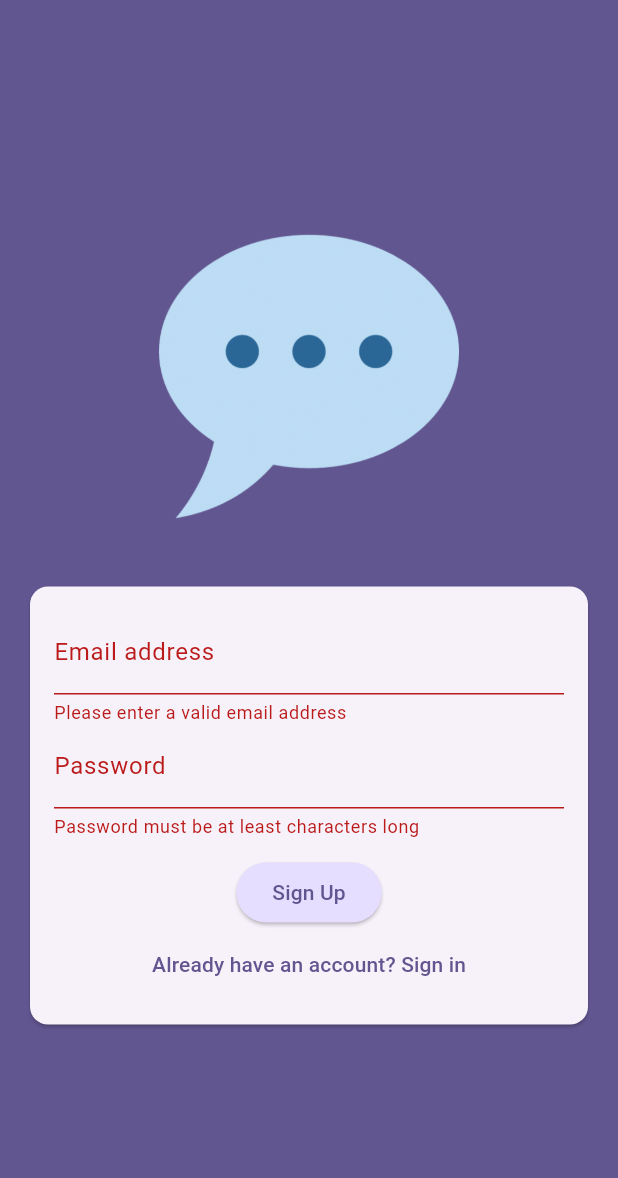
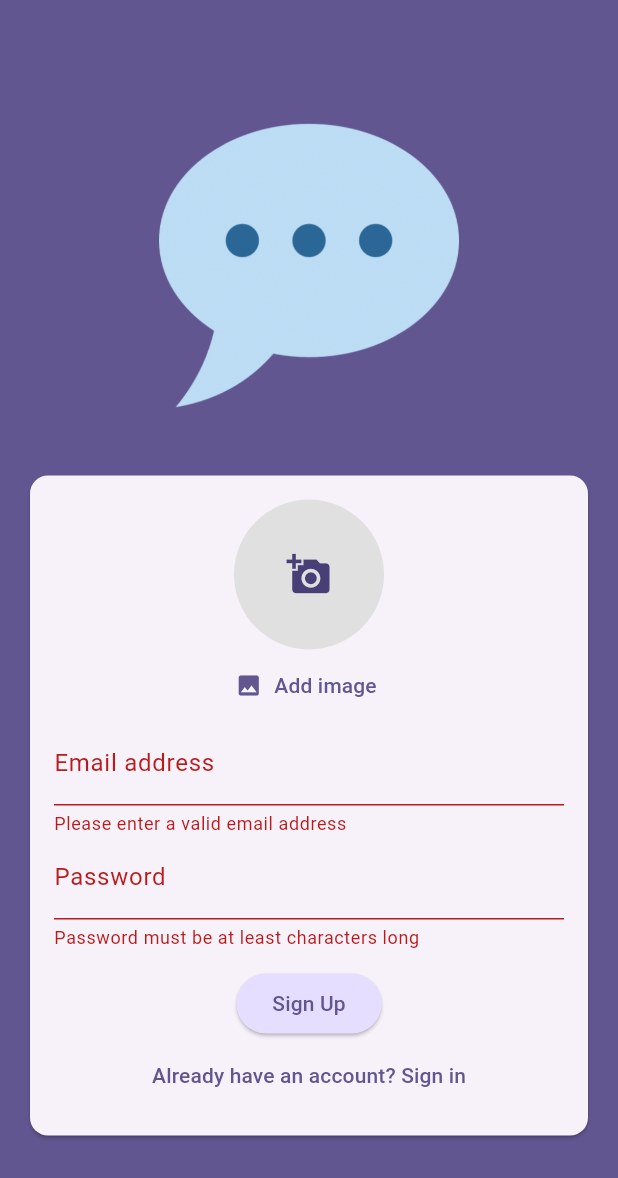
Before and after one commit to Trykea/chat_App, a Flutter app: the screen it shows after launch, after a tap on "Log in", after a tap on "Create an account", on a phone screen of 412 x 824 dp. Shown: the top 1178 px of the screen. Run offline on Flutter 3.47's test engine with Material 3 defaults, Android fonts, the phone set to English and light mode, and no system bars; our stand-ins replace firebase_auth, firebase_core, image_picker; accounts and stored records are empty.

Commit message:
added image picker when user sign up

```diff
--- a/lib/screens/auth.dart
+++ b/lib/screens/auth.dart
@@ -1,3 +1,4 @@
+import 'package:chat_app/widgets/user_image_picker.dart';
 import 'package:flutter/material.dart';
 import 'package:firebase_auth/firebase_auth.dart';
 
@@ -31,12 +32,10 @@ class _AuthScreenState extends State<AuthScreen> {
         final userCredentials = await _firebase.createUserWithEmailAndPassword(
             email: enteredEmail, password: enteredPassword);
         print(userCredentials);
-
       }
       ScaffoldMessenger.of(context).clearSnackBars();
-      ScaffoldMessenger.of(context).showSnackBar(
-          const SnackBar(content:Text( 'Success')));
-
+      ScaffoldMessenger.of(context)
+          .showSnackBar(const SnackBar(content: Text('Success')));
     } on FirebaseAuthException catch (error) {
       if (error.code == 'email-already-in-use') {
         // we can return message as we want
@@ -76,6 +75,7 @@ class _AuthScreenState extends State<AuthScreen> {
                         child: Column(
                           mainAxisSize: MainAxisSize.min,
                           children: [
+                            if (!_isLogin) UserImagePicker(),
                             TextFormField(
                               decoration: const InputDecoration(
                                 labelText: 'Email address',
--- /dev/null
+++ b/lib/widgets/user_image_picker.dart
@@ -0,0 +1,57 @@
+import 'dart:io';
+
+import 'package:flutter/material.dart';
+import 'package:image_picker/image_picker.dart';
+
+class UserImagePicker extends StatefulWidget {
+  const UserImagePicker({super.key});
+
+  @override
+  State<UserImagePicker> createState() => _UserImagePickerState();
+}
+
+class _UserImagePickerState extends State<UserImagePicker> {
+  File? _pickedImageFile;
+
+  void _pickImage() async {
+    final pickedImage = await ImagePicker().pickImage(
+      source: ImageSource.camera,
+      maxWidth: 150,
+      imageQuality: 50,
+    );
+
+    if (pickedImage == null) {
+      return;
+    }
+    setState(() {
+    _pickedImageFile = File(pickedImage.path);
+
+    });
+  }
+
+  @override
+  Widget build(BuildContext context) {
+    return Column(
+      children: [
+        _pickedImageFile != null
+            ? CircleAvatar(
+          backgroundImage: FileImage(_pickedImageFile!),
+          radius: 50,
+        )
+            : CircleAvatar(
+          child: Icon(Icons.add_a_photo, size: 30),
+          radius: 50,
+          backgroundColor: Colors.grey[300],
+        ),
+        TextButton.icon(
+          onPressed: _pickImage,
+          icon: Icon(Icons.image),
+          label: Text(
+            'Add image',
+            style: TextStyle(color: Theme.of(context).colorScheme.primary),
+          ),
+        )
+      ],
+    );
+  }
+}
--- a/pubspec.yaml
+++ b/pubspec.yaml
@@ -37,6 +37,8 @@ dependencies:
   cupertino_icons: ^1.0.8
   firebase_core: ^3.9.0
   firebase_auth: ^5.3.4
+  firebase_storage: ^12.3.7
+  image_picker: ^1.1.2
 
 dev_dependencies:
   flutter_test:
```
Also changed, not shown: pubspec.lock, 5 other files.
